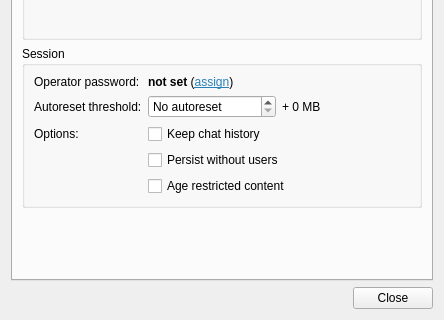
The window that src/desktop/ui/sessionsettings.ui (drawpile/Drawpile) describes before a commit, drawn with Qt 5; both pictures show x 0 to 444 and y 252 to 572 of the 444 by 572 pixel window.
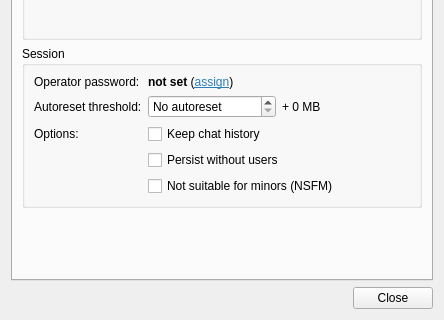
The same window after the commit. Icons and pictures are not drawn. Custom widgets are drawn as their Qt base class.

Commit message:
Change wording of NSFM option in session settings
Instead of using "age restrcited content", it now calls it NSFM like
everywhere else in the program.

```diff
--- a/src/desktop/ui/sessionsettings.ui
+++ b/src/desktop/ui/sessionsettings.ui
@@ -117,7 +117,7 @@
              <string>This session contains material not suitable for minors</string>
             </property>
             <property name="text">
-             <string>Age restricted content</string>
+             <string>Not suitable for minors (NSFM)</string>
             </property>
            </widget>
           </item>
```
Left out of the diff: 2 changed lines with no effect on the pictures.
